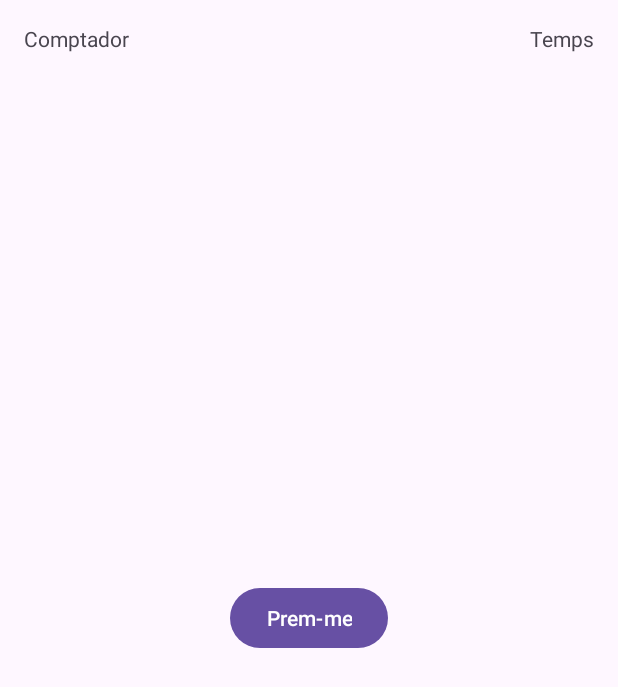
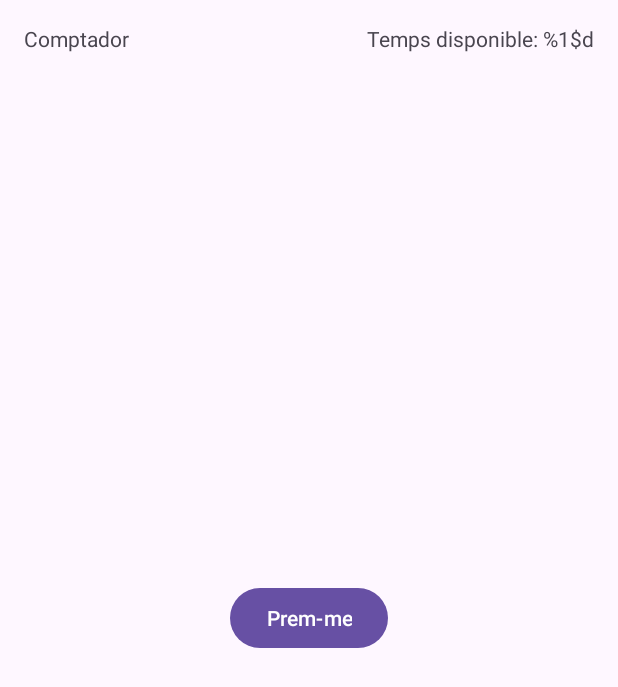
Before and after one commit to NorbertFalco/comptador, an Android app: the MainActivity screen opened directly, with no data from a screen before it, on a phone screen of 412 x 824 dp. Shown: the top 687 px of the screen. Run offline under Robolectric (Android 15) with nearby library versions, the phone set to English and light mode, and no system bars.

Commit message:
Afegir un botó, afegir un text, afegir un altre text, customitzar els elements grafics

```diff
--- a/app/src/main/res/layout/activity_main.xml
+++ b/app/src/main/res/layout/activity_main.xml
@@ -7,16 +7,18 @@
     tools:context=".MainActivity">
 
     <TextView
+        android:id="@+id/timeTextView"
         android:layout_width="wrap_content"
         android:layout_height="wrap_content"
+
         android:layout_marginTop="16dp"
-
         android:layout_marginEnd="16dp"
-        android:text="Temps"
+        android:text="Temps disponible: %1$d"
         app:layout_constraintEnd_toEndOf="parent"
         app:layout_constraintTop_toTopOf="parent" />
 
     <TextView
+        android:id="@+id/CounterTextView"
         android:layout_width="82dp"
         android:layout_height="0dp"
         android:layout_marginStart="16dp"
@@ -26,10 +28,10 @@
         app:layout_constraintTop_toTopOf="parent" />
 
     <Button
-        android:id="@+id/button"
+        android:id="@+id/tapMeButton"
         android:layout_width="wrap_content"
         android:layout_height="wrap_content"
-        android:text="Prem-me"
+        android:text="@string/touchme"
         app:layout_constraintBottom_toBottomOf="parent"
         app:layout_constraintEnd_toEndOf="parent"
         app:layout_constraintStart_toStartOf="parent"
--- a/app/src/main/res/values/strings.xml
+++ b/app/src/main/res/values/strings.xml
@@ -1,3 +1,4 @@
 <resources>
     <string name="app_name">Comptador</string>
+    <string name="touchme">Prem-me</string>
 </resources>
```
